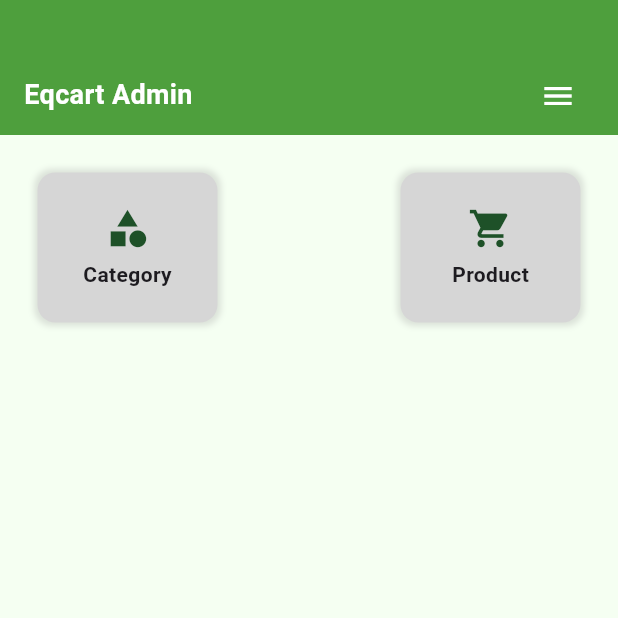
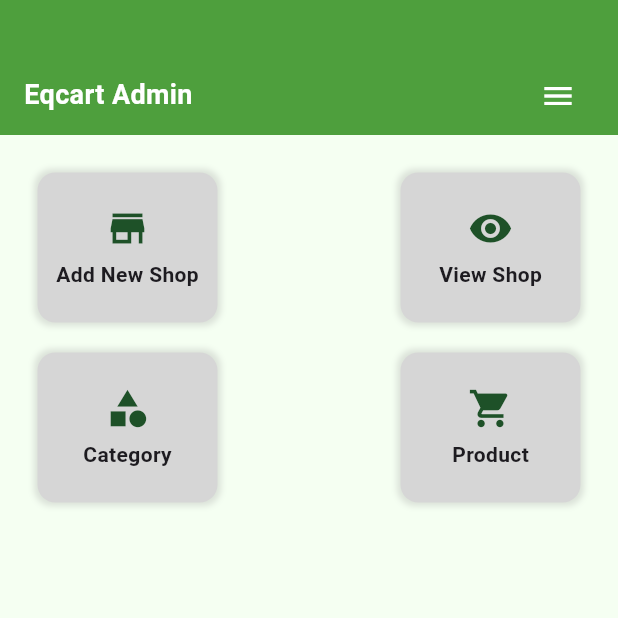
Before and after one commit to MuthuCapz/Eqcart_Admin, a Flutter app: the HomePage screen opened directly, on a phone screen of 412 x 824 dp, the top half of it. Run offline on Flutter 3.47's test engine with Material 3 defaults, Android fonts, the phone set to English and light mode, and no system bars; our stand-ins replace cloud_firestore, firebase_auth, firebase_core, firebase_storage, google_sign_in, image_picker; missing offline and left inert: encrypt; accounts and stored records are empty.

Commit message:
add new shop ui & firebase connect new mail

```diff
--- a/lib/Home/home_page.dart
+++ b/lib/Home/home_page.dart
@@ -3,6 +3,8 @@ import '../../../utils/colors.dart';
 import '../Profile/profile_page.dart';
 import '../Category/category_page.dart';
 import '../Product/product_page.dart';
+import '../Shops/add_new_shop/add_shop_page.dart';
+import '../Shops/view_shop/view_shop_page.dart';
 
 class HomePage extends StatelessWidget {
   @override
@@ -47,13 +49,27 @@ class HomePage extends StatelessWidget {
       ),
       body: Padding(
         padding: const EdgeInsets.all(25.0),
-        child: Row(
-          mainAxisAlignment: MainAxisAlignment.spaceBetween,
+        child: Column(
+          mainAxisAlignment: MainAxisAlignment.start,
           children: [
-            _buildBox(context, Icons.category, "Category",
-                AddCategoryPage()), // Pass instance
-            _buildBox(context, Icons.shopping_cart, "Product",
-                AddProductPage()), // Pass instance
+            Row(
+              mainAxisAlignment: MainAxisAlignment.spaceBetween,
+              children: [
+                _buildBox(context, Icons.store, "Add New Shop", AddShopPage()),
+                _buildBox(
+                    context, Icons.visibility, "View Shop", ViewShopPage()),
+              ],
+            ),
+            SizedBox(height: 20),
+            Row(
+              mainAxisAlignment: MainAxisAlignment.spaceBetween,
+              children: [
+                _buildBox(
+                    context, Icons.category, "Category", AddCategoryPage()),
+                _buildBox(
+                    context, Icons.shopping_cart, "Product", AddProductPage()),
+              ],
+            ),
           ],
         ),
       ),
```
Also changed, not shown: lib/Shops/add_new_shop/add_shop_page.dart (added, +192 -0 lines), lib/Shops/view_shop/view_shop_page.dart (added, +20 -0 lines), 5 other files.
